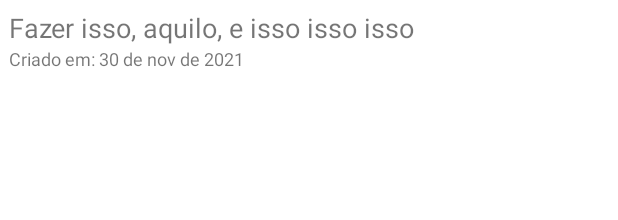
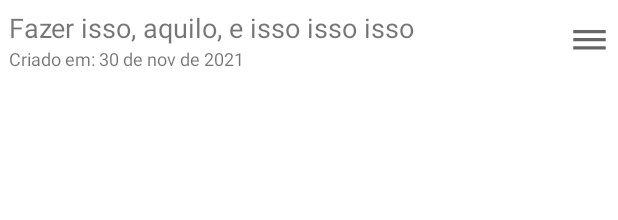
Before and after one commit to danielandrioli/meusBagulhosApp, an Android app: the layout tarefa_nao_feita.xml on its own in the app's theme, with its tools: preview values and no code run, on a phone screen of 412 x 824 dp. Shown: the top 220 px of the screen. Run offline under Robolectric (Android 15) with nearby library versions, the phone set to English and light mode, and no system bars.

Commit message:
onClick, onDoubleClick e onLongClick funcionando nas tarefas undone.

```diff
--- a/app/src/main/java/com/dboy/meusbagulhos/fragments/DoneFragment.kt
+++ b/app/src/main/java/com/dboy/meusbagulhos/fragments/DoneFragment.kt
@@ -33,6 +33,11 @@ class DoneFragment : Fragment() {
         return view
     }
 
+    override fun onResume() {
+        super.onResume()
+        doneListAdapter.atualizaLista()
+    }
+
     private fun inicializaRecyclerView(view: View) {
         val recyclerView = view.findViewById<RecyclerView>(R.id.doneFragRecycler)
         recyclerView.adapter = doneListAdapter
--- /dev/null
+++ b/app/src/main/res/drawable/ic_dehaze_26.xml
@@ -0,0 +1,5 @@
+<vector android:height="26dp" android:tint="?attr/colorControlNormal"
+    android:viewportHeight="24" android:viewportWidth="24"
+    android:width="26dp" xmlns:android="http://schemas.android.com/apk/res/android">
+    <path android:fillColor="@android:color/white" android:pathData="M2,15.5v2h20v-2L2,15.5zM2,10.5v2h20v-2L2,10.5zM2,5.5v2h20v-2L2,5.5z"/>
+</vector>
--- a/app/src/main/res/layout/tarefa_feita.xml
+++ b/app/src/main/res/layout/tarefa_feita.xml
@@ -11,7 +11,7 @@
         android:layout_width="0dp"
         android:layout_height="wrap_content"
         android:ellipsize="end"
-        android:maxLength="80"
+        android:maxLines="2"
         android:textSize="18sp"
         app:drawableEndCompat="@drawable/ic_check_green_24"
         app:layout_constraintEnd_toEndOf="parent"
@@ -24,6 +24,8 @@ Levar a Beca para mijar e tal testando blablablablablablabla 03" />
         android:id="@+id/tarefaFeitaDataTxt"
         android:layout_width="0dp"
         android:layout_height="wrap_content"
+        android:ellipsize="end"
+        android:maxLines="2"
         android:textSize="12sp"
         app:layout_constraintEnd_toEndOf="parent"
         app:layout_constraintStart_toStartOf="parent"
--- a/app/src/main/res/layout/tarefa_nao_feita.xml
+++ b/app/src/main/res/layout/tarefa_nao_feita.xml
@@ -10,8 +10,12 @@
         android:id="@+id/tarefaNao_aFazer_txt"
         android:layout_width="0dp"
         android:layout_height="wrap_content"
+        android:ellipsize="end"
+        android:maxLines="2"
+        android:paddingEnd="8dp"
+        android:singleLine="false"
         android:textSize="18sp"
-        app:layout_constraintEnd_toEndOf="parent"
+        app:layout_constraintEnd_toStartOf="@+id/tarefaNao_drag_img"
         app:layout_constraintStart_toStartOf="parent"
         app:layout_constraintTop_toTopOf="parent"
         tools:text="Fazer isso, aquilo, e isso isso isso" />
@@ -20,9 +24,20 @@
         android:id="@+id/tarefaNao_data_txt"
         android:layout_width="0dp"
         android:layout_height="wrap_content"
+        android:ellipsize="end"
+        android:maxLines="2"
         android:textSize="12sp"
-        app:layout_constraintEnd_toEndOf="parent"
+        app:layout_constraintEnd_toStartOf="@+id/tarefaNao_drag_img"
         app:layout_constraintStart_toStartOf="parent"
         app:layout_constraintTop_toBottomOf="@+id/tarefaNao_aFazer_txt"
         tools:text="Criado em: 30 de nov de 2021" />
+
+    <ImageView
+        android:id="@+id/tarefaNao_drag_img"
+        android:layout_width="wrap_content"
+        android:layout_height="wrap_content"
+        app:layout_constraintBottom_toBottomOf="parent"
+        app:layout_constraintEnd_toEndOf="parent"
+        app:layout_constraintTop_toTopOf="parent"
+        app:srcCompat="@drawable/ic_dehaze_26" />
 </androidx.constraintlayout.widget.ConstraintLayout>
```
Also changed, not shown: app/src/main/java/com/dboy/meusbagulhos/adapters/RViewUndoneListAdapter.kt (+61 -5 lines), app/src/main/java/com/dboy/meusbagulhos/auxiliares/DoubleClickListener.kt (added, +30 -0 lines), app/src/main/java/com/dboy/meusbagulhos/fragments/UndoneFragment.kt (+23 -3 lines).
